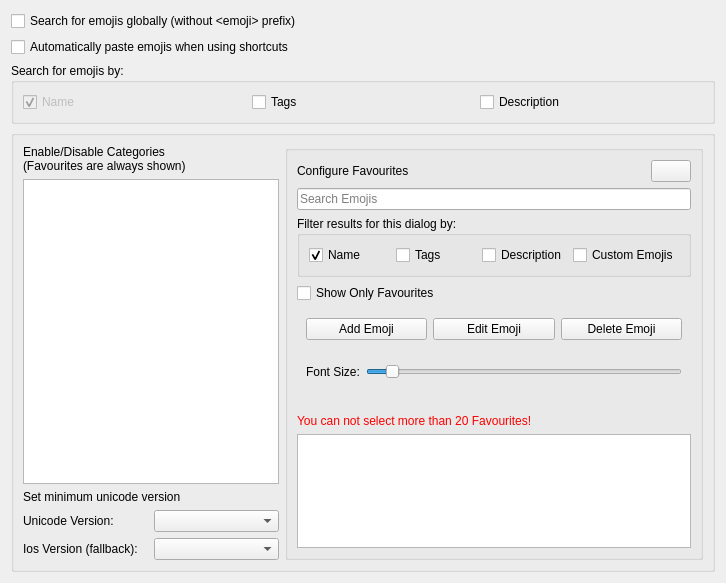
This is src/config/emojirunner_config.ui in alex1701c/EmojiRunner as Qt 5 draws it before an edit. The edited form follows.
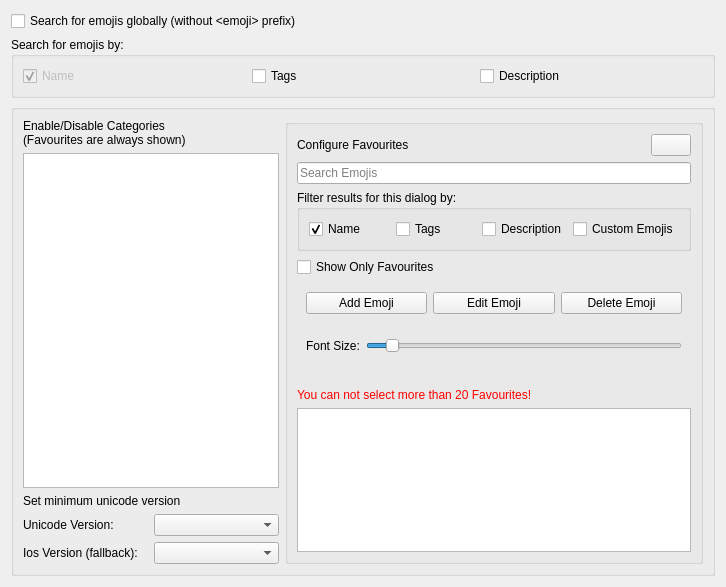
This is the edited form. Icons and pictures are not drawn.

Diff of the .ui file:
```diff
--- a/src/config/emojirunner_config.ui
+++ b/src/config/emojirunner_config.ui
@@ -8,7 +8,7 @@
     <x>0</x>
     <y>0</y>
     <width>726</width>
-    <height>583</height>
+    <height>587</height>
    </rect>
   </property>
   <property name="minimumSize">
@@ -25,13 +25,6 @@
      </property>
     </widget>
    </item>
-   <item>
-    <widget class="QCheckBox" name="singleRunnerModePaste">
-     <property name="text">
-      <string>Automatically paste emojis when using shortcuts</string>
-     </property>
-    </widget>
-   </item>
    <item>
     <widget class="QGroupBox" name="favouriteFilterGroupBox_2">
      <property name="title">
```
